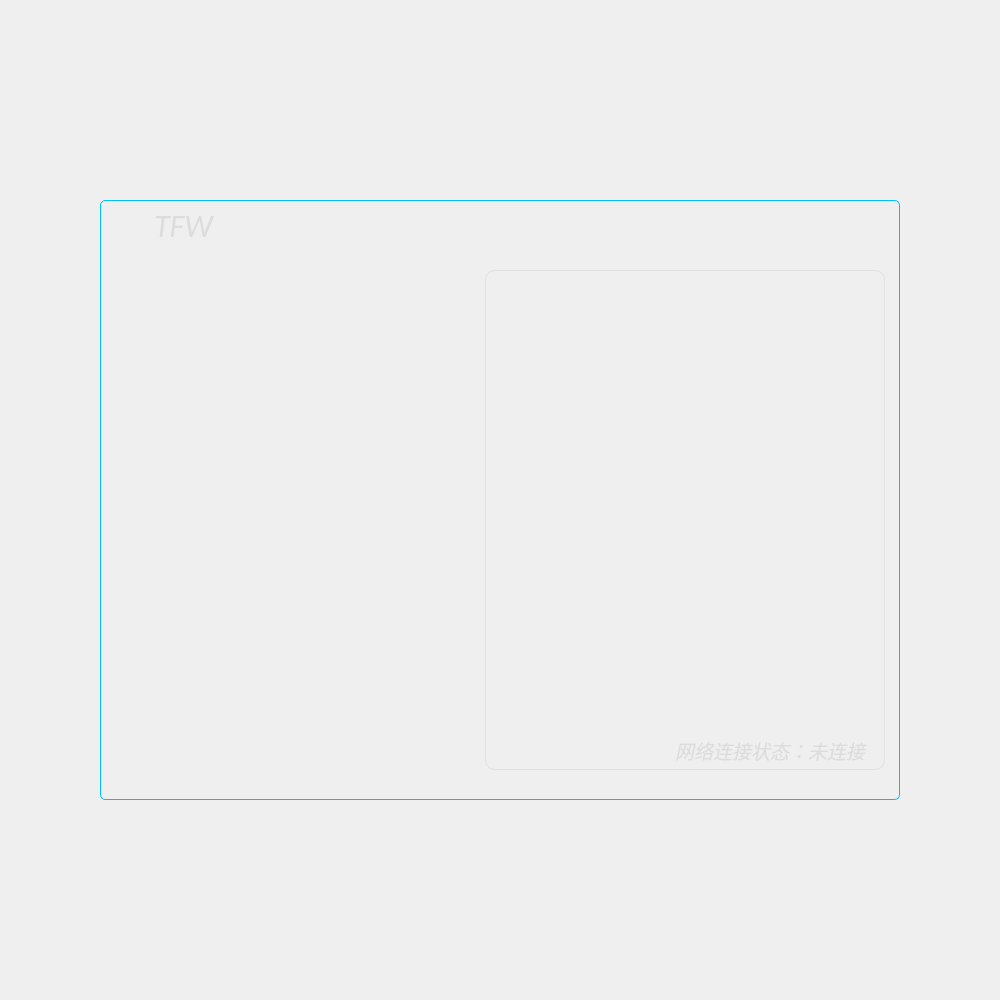
The window that TIM/widget.ui (Sunlx5522/TFW_PROJECT) describes before a commit, drawn with Qt 5.
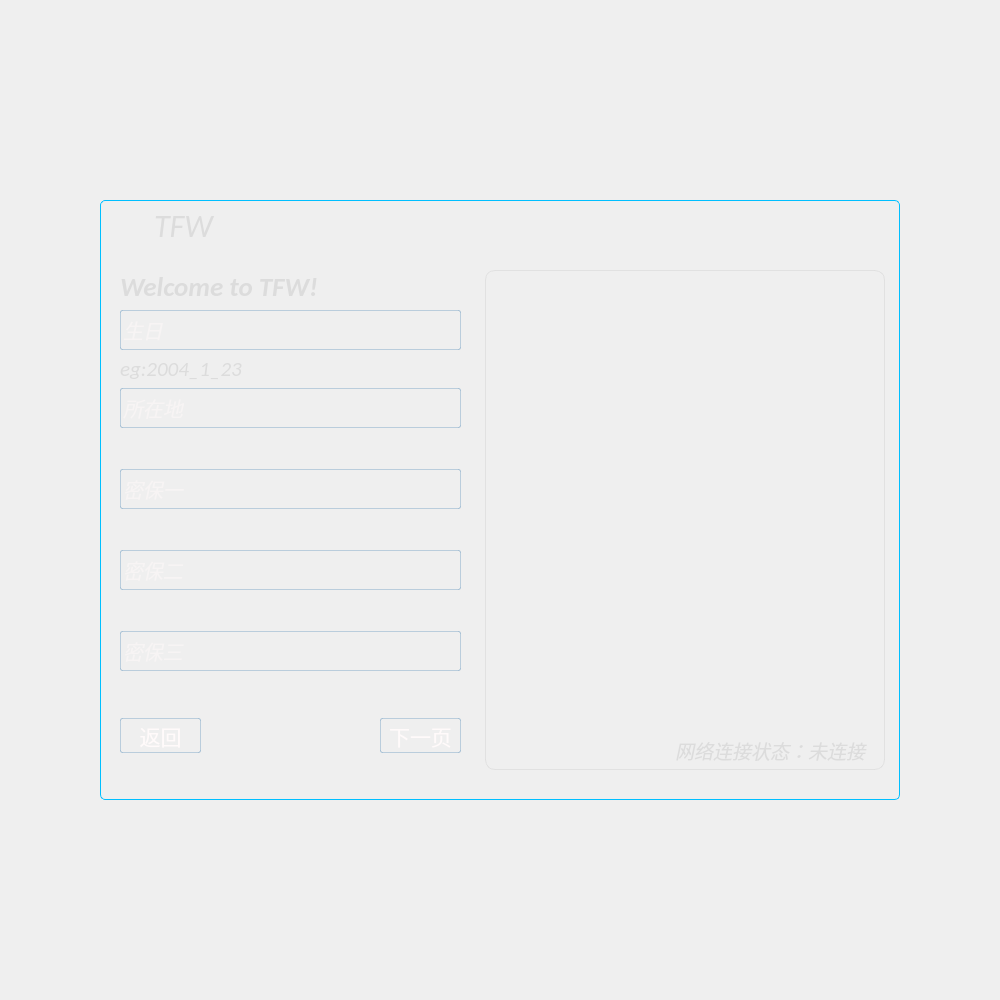
The same window after the commit. The open tabs and pages were chosen to show the change. Icons and pictures are not drawn.

The edit to the form file:
```diff
--- a/TIM/widget.ui
+++ b/TIM/widget.ui
@@ -342,6 +342,11 @@
         <height>521</height>
        </rect>
       </property>
+      <property name="font">
+       <font>
+        <underline>true</underline>
+       </font>
+      </property>
       <property name="currentIndex">
        <number>0</number>
       </property>
@@ -1230,7 +1235,759 @@
         </layout>
        </widget>
       </widget>
-      <widget class="QWidget" name="page_3"/>
+      <widget class="QWidget" name="page_3">
+       <widget class="QWidget" name="verticalLayoutWidget_3">
+        <property name="geometry">
+         <rect>
+          <x>10</x>
+          <y>10</y>
+          <width>341</width>
+          <height>401</height>
+         </rect>
+        </property>
+        <layout class="QVBoxLayout" name="verticalLayout_3">
+         <item>
+          <widget class="QLabel" name="brandName_3">
+           <property name="font">
+            <font>
+             <family>Calibri</family>
+             <pointsize>20</pointsize>
+             <weight>75</weight>
+             <italic>true</italic>
+             <bold>true</bold>
+            </font>
+           </property>
+           <property name="styleSheet">
+            <string notr="true">/*产品名称*/
+color:#DCDCDC;/*设置字体颜色*/</string>
+           </property>
+           <property name="text">
+            <string>Welcome to TFW!</string>
+           </property>
+          </widget>
+         </item>
+         <item>
+          <widget class="QLineEdit" name="birthdayLineEdit">
+           <property name="minimumSize">
+            <size>
+             <width>250</width>
+             <height>40</height>
+            </size>
+           </property>
+           <property name="maximumSize">
+            <size>
+             <width>16777215</width>
+             <height>40</height>
+            </size>
+           </property>
+           <property name="font">
+            <font>
+             <family>Arial</family>
+             <pointsize>15</pointsize>
+             <italic>true</italic>
+            </font>
+           </property>
+           <property name="cursor">
+            <cursorShape>IBeamCursor</cursorShape>
+           </property>
+           <property name="styleSheet">
+            <string notr="true"> /*文本输入框 账号输入*/
+QLineEdit{
+/*非悬浮时颜色设置*/
+color:#FFFAFA;
+border-style:outset;/*设置边框*/
+background-color: rgba(255,255,255,0);
+border-radius:2px;/*边框圆角半径设置*/
+border: 1px solid rgba(70,130,180, 80)
+
+}
+QLineEdit::hover
+{
+/*悬浮时颜色设置*/
+background-color:rgba(135,206,250, 255);
+}</string>
+           </property>
+           <property name="text">
+            <string/>
+           </property>
+           <property name="maxLength">
+            <number>12</number>
+           </property>
+           <property name="placeholderText">
+            <string>生日</string>
+           </property>
+           <property name="clearButtonEnabled">
+            <bool>true</bool>
+           </property>
+          </widget>
+         </item>
+         <item>
+          <widget class="QLabel" name="brandName_4">
+           <property name="font">
+            <font>
+             <family>Calibri</family>
+             <pointsize>16</pointsize>
+             <weight>50</weight>
+             <italic>true</italic>
+             <bold>false</bold>
+            </font>
+           </property>
+           <property name="styleSheet">
+            <string notr="true">/*产品名称*/
+color:#DCDCDC;/*设置字体颜色*/</string>
+           </property>
+           <property name="text">
+            <string>eg:2004_1_23</string>
+           </property>
+          </widget>
+         </item>
+         <item>
+          <widget class="QLineEdit" name="localLineEdit">
+           <property name="minimumSize">
+            <size>
+             <width>250</width>
+             <height>40</height>
+            </size>
+           </property>
+           <property name="maximumSize">
+            <size>
+             <width>16777215</width>
+             <height>40</height>
+            </size>
+           </property>
+           <property name="font">
+            <font>
+             <family>Arial</family>
+             <pointsize>15</pointsize>
+             <italic>true</italic>
+            </font>
+           </property>
+           <property name="cursor">
+            <cursorShape>IBeamCursor</cursorShape>
+           </property>
+           <property name="styleSheet">
+            <string notr="true"> /*文本输入框 账号输入*/
+QLineEdit{
+/*非悬浮时颜色设置*/
+color:#FFFAFA;
+border-style:outset;/*设置边框*/
+background-color: rgba(255,255,255,0);
+border-radius:2px;/*边框圆角半径设置*/
+border: 1px solid rgba(70,130,180, 80)
+
+}
+QLineEdit::hover
+{
+/*悬浮时颜色设置*/
+background-color:rgba(135,206,250, 255);
+}</string>
+           </property>
+           <property name="text">
+            <string/>
+           </property>
+           <property name="maxLength">
+            <number>25</number>
+           </property>
+           <property name="echoMode">
+            <enum>QLineEdit::Normal</enum>
+           </property>
+           <property name="placeholderText">
+            <string>所在地</string>
+           </property>
+           <property name="clearButtonEnabled">
+            <bool>true</bool>
+           </property>
+          </widget>
+         </item>
+         <item>
+          <spacer name="verticalSpacer_13">
+           <property name="orientation">
+            <enum>Qt::Vertical</enum>
+           </property>
+           <property name="sizeHint" stdset="0">
+            <size>
+             <width>20</width>
+             <height>40</height>
+            </size>
+           </property>
+          </spacer>
+         </item>
+         <item>
+          <widget class="QLineEdit" name="pd1LineEdit">
+           <property name="minimumSize">
+            <size>
+             <width>250</width>
+             <height>40</height>
+            </size>
+           </property>
+           <property name="maximumSize">
+            <size>
+             <width>16777215</width>
+             <height>40</height>
+            </size>
+           </property>
+           <property name="font">
+            <font>
+             <family>Arial</family>
+             <pointsize>15</pointsize>
+             <italic>true</italic>
+            </font>
+           </property>
+           <property name="cursor">
+            <cursorShape>IBeamCursor</cursorShape>
+           </property>
+           <property name="styleSheet">
+            <string notr="true"> /*文本输入框 账号输入*/
+QLineEdit{
+/*非悬浮时颜色设置*/
+color:#FFFAFA;
+border-style:outset;/*设置边框*/
+background-color: rgba(255,255,255,0);
+border-radius:2px;/*边框圆角半径设置*/
+border: 1px solid rgba(70,130,180, 80)
+
+}
+QLineEdit::hover
+{
+/*悬浮时颜色设置*/
+background-color:rgba(135,206,250, 255);
+}</string>
+           </property>
+           <property name="text">
+            <string/>
+           </property>
+           <property name="maxLength">
+            <number>25</number>
+           </property>
+           <property name="echoMode">
+            <enum>QLineEdit::Password</enum>
+           </property>
+           <property name="placeholderText">
+            <string>密保一</string>
+           </property>
+           <property name="clearButtonEnabled">
+            <bool>true</bool>
+           </property>
+          </widget>
+         </item>
+         <item>
+          <spacer name="verticalSpacer_14">
+           <property name="orientation">
+            <enum>Qt::Vertical</enum>
+           </property>
+           <property name="sizeHint" stdset="0">
+            <size>
+             <width>20</width>
+             <height>40</height>
+            </size>
+           </property>
+          </spacer>
+         </item>
+         <item>
+          <widget class="QLineEdit" name="pd2LineEdit">
+           <property name="minimumSize">
+            <size>
+             <width>250</width>
+             <height>40</height>
+            </size>
+           </property>
+           <property name="maximumSize">
+            <size>
+             <width>16777215</width>
+             <height>40</height>
+            </size>
+           </property>
+           <property name="font">
+            <font>
+             <family>Arial</family>
+             <pointsize>15</pointsize>
+             <italic>true</italic>
+            </font>
+           </property>
+           <property name="cursor">
+            <cursorShape>IBeamCursor</cursorShape>
+           </property>
+           <property name="styleSheet">
+            <string notr="true"> /*文本输入框 账号输入*/
+QLineEdit{
+/*非悬浮时颜色设置*/
+color:#FFFAFA;
+border-style:outset;/*设置边框*/
+background-color: rgba(255,255,255,0);
+border-radius:2px;/*边框圆角半径设置*/
+border: 1px solid rgba(70,130,180, 80)
+
+}
+QLineEdit::hover
+{
+/*悬浮时颜色设置*/
+background-color:rgba(135,206,250, 255);
+}</string>
+           </property>
+           <property name="inputMask">
+            <string/>
+           </property>
+           <property name="text">
+            <string/>
+           </property>
+           <property name="maxLength">
+            <number>11</number>
+           </property>
+           <property name="echoMode">
+            <enum>QLineEdit::Password</enum>
+           </property>
+           <property name="placeholderText">
+            <string>密保二</string>
+           </property>
+           <property name="clearButtonEnabled">
+            <bool>true</bool>
+           </property>
+          </widget>
+         </item>
+         <item>
+          <spacer name="verticalSpacer_5">
+           <property name="orientation">
+            <enum>Qt::Vertical</enum>
+           </property>
+           <property name="sizeHint" stdset="0">
+            <size>
+             <width>20</width>
+             <height>40</height>
+            </size>
+           </property>
+          </spacer>
+         </item>
+         <item>
+          <widget class="QLineEdit" name="pd3LineEdit">
+           <property name="minimumSize">
+            <size>
+             <width>250</width>
+             <height>40</height>
+            </size>
+           </property>
+           <property name="maximumSize">
+            <size>
+             <width>16777215</width>
+             <height>40</height>
+            </size>
+           </property>
+           <property name="font">
+            <font>
+             <family>Arial</family>
+             <pointsize>15</pointsize>
+             <italic>true</italic>
+            </font>
+           </property>
+           <property name="cursor">
+            <cursorShape>IBeamCursor</cursorShape>
+           </property>
+           <property name="styleSheet">
+            <string notr="true"> /*文本输入框 账号输入*/
+QLineEdit{
+/*非悬浮时颜色设置*/
+color:#FFFAFA;
+border-style:outset;/*设置边框*/
+background-color: rgba(255,255,255,0);
+border-radius:2px;/*边框圆角半径设置*/
+border: 1px solid rgba(70,130,180, 80)
+
+}
+QLineEdit::hover
+{
+/*悬浮时颜色设置*/
+background-color:rgba(135,206,250, 255);
+}</string>
+           </property>
+           <property name="text">
+            <string/>
+           </property>
+           <property name="maxLength">
+            <number>25</number>
+           </property>
+           <property name="echoMode">
+            <enum>QLineEdit::Password</enum>
+           </property>
+           <property name="placeholderText">
+            <string>密保三</string>
+           </property>
+           <property name="clearButtonEnabled">
+            <bool>true</bool>
+           </property>
+          </widget>
+         </item>
+        </layout>
+       </widget>
+       <widget class="QWidget" name="horizontalLayoutWidget_7">
+        <property name="geometry">
+         <rect>
+          <x>10</x>
+          <y>450</y>
+          <width>341</width>
+          <height>51</height>
+         </rect>
+        </property>
+        <layout class="QHBoxLayout" name="horizontalLayout_8">
+         <item>
+          <widget class="QPushButton" name="return_back1_2">
+           <property name="minimumSize">
+            <size>
+             <width>81</width>
+             <height>35</height>
+            </size>
+           </property>
+           <property name="maximumSize">
+            <size>
+             <width>81</width>
+             <height>35</height>
+            </size>
+           </property>
+           <property name="font">
+            <font>
+             <pointsize>16</pointsize>
+            </font>
+           </property>
+           <property name="cursor">
+            <cursorShape>PointingHandCursor</cursorShape>
+           </property>
+           <property name="styleSheet">
+            <string notr="true">/*登录按钮*/
+QPushButton{
+/*静置时设置*/
+color:#FFFAFA;/*字体颜色设置*/
+background-color:rgba(70,130,180, 0);/*背景颜色设置*/  
+border-style:outset;/*背景颜色设置*/
+border-radius:2px;/*边框圆角半径设置*/
+border: 1px solid rgba(70,130,180, 80)
+}
+
+QPushButton:hover{
+/*悬停时设置*/ /*由于与内部代码有冲突 已弃用*/
+background-color:rgba(135,206,250, 255);
+border-style:outset;/*边框设置*/
+}
+QPushButton:pressed{
+/*按压时设置*/
+background-color:rgba(173,216,230, 255);
+/*背景颜色设置*/
+border-style:inset;/*边框设置*/
+}</string>
+           </property>
+           <property name="text">
+            <string>返回</string>
+           </property>
+          </widget>
+         </item>
+         <item>
+          <spacer name="horizontalSpacer_5">
+           <property name="orientation">
+            <enum>Qt::Horizontal</enum>
+           </property>
+           <property name="sizeHint" stdset="0">
+            <size>
+             <width>40</width>
+             <height>20</height>
+            </size>
+           </property>
+          </spacer>
+         </item>
+         <item>
+          <widget class="QPushButton" name="next1_2">
+           <property name="minimumSize">
+            <size>
+             <width>81</width>
+             <height>35</height>
+            </size>
+           </property>
+           <property name="maximumSize">
+            <size>
+             <width>81</width>
+             <height>35</height>
+            </size>
+           </property>
+           <property name="font">
+            <font>
+             <pointsize>16</pointsize>
+            </font>
+           </property>
+           <property name="cursor">
+            <cursorShape>PointingHandCursor</cursorShape>
+           </property>
+           <property name="styleSheet">
+            <string notr="true">/*登录按钮*/
+QPushButton{
+/*静置时设置*/
+color:#FFFAFA;/*字体颜色设置*/
+background-color:rgba(70,130,180, 0);/*背景颜色设置*/  
+border-style:outset;/*背景颜色设置*/
+border-radius:2px;/*边框圆角半径设置*/
+border: 1px solid rgba(70,130,180, 80)
+}
+
+QPushButton:hover{
+/*悬停时设置*/ /*由于与内部代码有冲突 已弃用*/
+background-color:rgba(135,206,250, 255);
+border-style:outset;/*边框设置*/
+}
+QPushButton:pressed{
+/*按压时设置*/
+background-color:rgba(173,216,230, 255);
+/*背景颜色设置*/
+border-style:inset;/*边框设置*/
+}</string>
+           </property>
+           <property name="text">
+            <string>下一页</string>
+           </property>
+          </widget>
+         </item>
+        </layout>
+       </widget>
+      </widget>
+      <widget class="QWidget" name="page_4">
+       <widget class="QLabel" name="userImage_2">
+        <property name="geometry">
+         <rect>
+          <x>130</x>
+          <y>160</y>
+          <width>100</width>
+          <height>100</height>
+         </rect>
+        </property>
+        <property name="minimumSize">
+         <size>
+          <width>100</width>
+          <height>100</height>
+         </size>
+        </property>
+        <property name="maximumSize">
+         <size>
+          <width>100</width>
+          <height>100</height>
+         </size>
+        </property>
+        <property name="styleSheet">
+         <string notr="true">
+/*用户头像*/
+border-style: outset;/*设置边框*/
+border: 3px solid #BEBEBE;
+border-radius:50px;</string>
+        </property>
+        <property name="text">
+         <string/>
+        </property>
+        <property name="scaledContents">
+         <bool>true</bool>
+        </property>
+       </widget>
+       <widget class="QLabel" name="brandName_5">
+        <property name="geometry">
+         <rect>
+          <x>20</x>
+          <y>50</y>
+          <width>321</width>
+          <height>33</height>
+         </rect>
+        </property>
+        <property name="font">
+         <font>
+          <family>Calibri</family>
+          <pointsize>20</pointsize>
+          <weight>75</weight>
+          <italic>true</italic>
+          <bold>true</bold>
+         </font>
+        </property>
+        <property name="styleSheet">
+         <string notr="true">/*产品名称*/
+color:#FFFAFA;/*字体颜色设置*/</string>
+        </property>
+        <property name="text">
+         <string>请选择你喜欢的社交头像</string>
+        </property>
+       </widget>
+       <widget class="QLabel" name="brandName_6">
+        <property name="geometry">
+         <rect>
+          <x>130</x>
+          <y>110</y>
+          <width>131</width>
+          <height>33</height>
+         </rect>
+        </property>
+        <property name="font">
+         <font>
+          <family>Calibri</family>
+          <pointsize>14</pointsize>
+          <weight>50</weight>
+          <italic>true</italic>
+          <bold>false</bold>
+          <underline>false</underline>
+         </font>
+        </property>
+        <property name="styleSheet">
+         <string notr="true">/*产品名称*/
+color:#DCDCDC;/*设置字体颜色*/</string>
+        </property>
+        <property name="text">
+         <string>head (1).JPG</string>
+        </property>
+       </widget>
+       <widget class="QLabel" name="leftLabel">
+        <property name="geometry">
+         <rect>
+          <x>30</x>
+          <y>180</y>
+          <width>48</width>
+          <height>48</height>
+         </rect>
+        </property>
+        <property name="minimumSize">
+         <size>
+          <width>48</width>
+          <height>48</height>
+         </size>
+        </property>
+        <property name="maximumSize">
+         <size>
+          <width>48</width>
+          <height>48</height>
+         </size>
+        </property>
+        <property name="text">
+         <string/>
+        </property>
+        <property name="pixmap">
+         <pixmap resource="SourceFile.qrc">:/new/prefix1/left.png</pixmap>
+        </property>
+        <property name="scaledContents">
+         <bool>true</bool>
+        </property>
+       </widget>
+       <widget class="QLabel" name="rightLabel">
+        <property name="geometry">
+         <rect>
+          <x>280</x>
+          <y>180</y>
+          <width>48</width>
+          <height>48</height>
+         </rect>
+        </property>
+        <property name="minimumSize">
+         <size>
+          <width>48</width>
+          <height>48</height>
+         </size>
+        </property>
+        <property name="maximumSize">
+         <size>
+          <width>48</width>
+          <height>48</height>
+         </size>
+        </property>
+        <property name="text">
+         <string/>
+        </property>
+        <property name="pixmap">
+         <pixmap resource="SourceFile.qrc">:/new/prefix1/right.png</pixmap>
+        </property>
+        <property name="scaledContents">
+         <bool>true</bool>
+        </property>
+       </widget>
+       <widget class="QTextEdit" name="textEdit">
+        <property name="geometry">
+         <rect>
+          <x>0</x>
+          <y>290</y>
+          <width>361</width>
+          <height>151</height>
+         </rect>
+        </property>
+        <property name="font">
+         <font>
+          <family>方正姚体</family>
+          <pointsize>14</pointsize>
+          <italic>false</italic>
+         </font>
+        </property>
+        <property name="styleSheet">
+         <string notr="true">color:#FFFAFA;/*字体颜色设置*/
+background-color: rgba(255,255,255,0);
+border-style:inset;/*背景颜色设置*/
+border-radius:2px;/*边框圆角半径设置*/
+border: 1px solid rgba(70,130,180, 80);</string>
+        </property>
+        <property name="readOnly">
+         <bool>true</bool>
+        </property>
+        <property name="html">
+         <string>&lt;!DOCTYPE HTML PUBLIC &quot;-//W3C//DTD HTML 4.0//EN&quot; &quot;http://www.w3.org/TR/REC-html40/strict.dtd&quot;&gt;
+&lt;html&gt;&lt;head&gt;&lt;meta name=&quot;qrichtext&quot; content=&quot;1&quot; /&gt;&lt;style type=&quot;text/css&quot;&gt;
+p, li { white-space: pre-wrap; }
+&lt;/style&gt;&lt;/head&gt;&lt;body style=&quot; font-family:'方正姚体'; font-size:14pt; font-weight:400; font-style:normal;&quot;&gt;
+&lt;p style=&quot;-qt-paragraph-type:empty; margin-top:0px; margin-bottom:0px; margin-left:0px; margin-right:0px; -qt-block-indent:0; text-indent:0px;&quot;&gt;&lt;br /&gt;&lt;/p&gt;
+&lt;p style=&quot;-qt-paragraph-type:empty; margin-top:0px; margin-bottom:0px; margin-left:0px; margin-right:0px; -qt-block-indent:0; text-indent:0px; text-decoration: underline; color:#007af4;&quot;&gt;&lt;br /&gt;&lt;/p&gt;
+&lt;p style=&quot;-qt-paragraph-type:empty; margin-top:0px; margin-bottom:0px; margin-left:0px; margin-right:0px; -qt-block-indent:0; text-indent:0px; text-decoration: underline; color:#007af4;&quot;&gt;&lt;br /&gt;&lt;/p&gt;&lt;/body&gt;&lt;/html&gt;</string>
+        </property>
+       </widget>
+       <widget class="QPushButton" name="registerButton">
+        <property name="geometry">
+         <rect>
+          <x>60</x>
+          <y>470</y>
+          <width>250</width>
+          <height>35</height>
+         </rect>
+        </property>
+        <property name="minimumSize">
+         <size>
+          <width>250</width>
+          <height>35</height>
+         </size>
+        </property>
+        <property name="maximumSize">
+         <size>
+          <width>250</width>
+          <height>35</height>
+         </size>
+        </property>
+        <property name="font">
+         <font>
+          <pointsize>16</pointsize>
+         </font>
+        </property>
+        <property name="cursor">
+         <cursorShape>PointingHandCursor</cursorShape>
+        </property>
+        <property name="styleSheet">
+         <string notr="true">/*登录按钮*/
+QPushButton{
+/*静置时设置*/
+color:#FFFAFA;/*字体颜色设置*/
+background-color:rgba(70,130,180, 0);/*背景颜色设置*/  
+border-style:outset;/*背景颜色设置*/
+border-radius:2px;/*边框圆角半径设置*/
+border: 1px solid rgba(70,130,180, 80)
+}
+
+QPushButton:hover{
+/*悬停时设置*/ /*由于与内部代码有冲突 已弃用*/
+background-color:rgba(135,206,250, 255);
+border-style:outset;/*边框设置*/
+}
+QPushButton:pressed{
+/*按压时设置*/
+background-color:rgba(173,216,230, 255);
+/*背景颜色设置*/
+border-style:inset;/*边框设置*/
+}</string>
+        </property>
+        <property name="text">
+         <string>注册</string>
+        </property>
+       </widget>
+      </widget>
+      <widget class="QWidget" name="page_5"/>
      </widget>
     </widget>
    </item>
```
Left out of the diff: 318 changed lines with no effect on the pictures.
